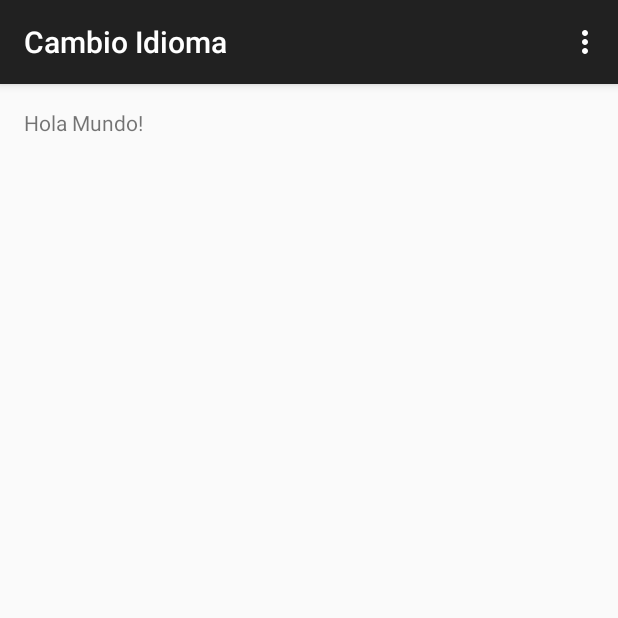
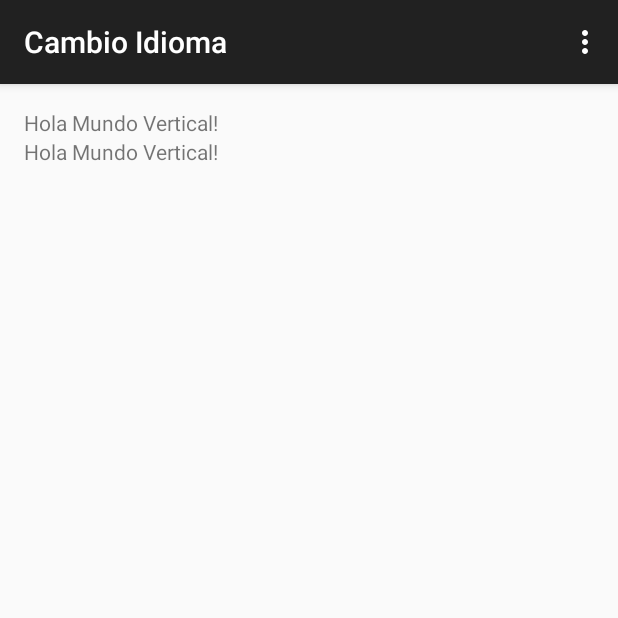
Before and after one commit to pcelardperez/CambioIdioma, an Android app: the screen it shows after launch (MainActivity), on a phone screen of 412 x 824 dp, the top half of it. Run offline under Robolectric (Android 15) with nearby library versions, the phone set to English and light mode, and no system bars.

Commit message:
Tenemos varios cambios segun el idioma y según la orientación. Cambiamos Strings y Layouts

```diff
--- /dev/null
+++ b/app/src/main/res/layout-land/activity_main.xml
@@ -0,0 +1,21 @@
+<LinearLayout
+    xmlns:android="http://schemas.android.com/apk/res/android"
+    xmlns:tools="http://schemas.android.com/tools"
+    android:layout_width="match_parent"
+    android:layout_height="match_parent"
+    android:paddingLeft="@dimen/activity_horizontal_margin"
+    android:paddingRight="@dimen/activity_horizontal_margin"
+    android:paddingTop="@dimen/activity_vertical_margin"
+    android:paddingBottom="@dimen/activity_vertical_margin"
+    tools:context=".MainActivity"
+    android:orientation="horizontal">
+
+    <TextView
+        android:text="@string/hello_world"
+        android:layout_width="wrap_content"
+        android:layout_height="wrap_content" />
+    <TextView android:text="@string/hello_world"
+        android:layout_width="wrap_content"
+        android:layout_height="wrap_content" />
+
+</LinearLayout>
--- a/app/src/main/res/layout/activity_main.xml
+++ b/app/src/main/res/layout-port/activity_main.xml
@@ -1,11 +1,17 @@
-<RelativeLayout xmlns:android="http://schemas.android.com/apk/res/android"
+<LinearLayout xmlns:android="http://schemas.android.com/apk/res/android"
     xmlns:tools="http://schemas.android.com/tools" android:layout_width="match_parent"
     android:layout_height="match_parent" android:paddingLeft="@dimen/activity_horizontal_margin"
     android:paddingRight="@dimen/activity_horizontal_margin"
     android:paddingTop="@dimen/activity_vertical_margin"
-    android:paddingBottom="@dimen/activity_vertical_margin" tools:context=".MainActivity">
+    android:paddingBottom="@dimen/activity_vertical_margin"
+    tools:context=".MainActivity"
+    android:orientation="vertical">
 
     <TextView android:text="@string/hello_world" android:layout_width="wrap_content"
         android:layout_height="wrap_content" />
 
-</RelativeLayout>
+    <TextView android:text="@string/hello_world" android:layout_width="wrap_content"
+        android:layout_height="wrap_content" />
+
+
+</LinearLayout>
--- a/app/src/main/res/values/strings.xml
+++ b/app/src/main/res/values-land/strings.xml
@@ -2,7 +2,7 @@
 <resources>
 
     <string name="app_name">Cambio Idioma</string>
-    <string name="hello_world">Hola Mundo!</string>
+    <string name="hello_world">Hola Mundo Horizontal!</string>
     <string name="action_settings">Opciones</string>
 
 </resources>
--- /dev/null
+++ b/app/src/main/res/values-port/dimens.xml
@@ -0,0 +1,5 @@
+<resources>
+    <!-- Default screen margins, per the Android Design guidelines. -->
+    <dimen name="activity_horizontal_margin">16dp</dimen>
+    <dimen name="activity_vertical_margin">16dp</dimen>
+</resources>
--- /dev/null
+++ b/app/src/main/res/values-port/strings.xml
@@ -0,0 +1,8 @@
+<?xml version="1.0" encoding="utf-8"?>
+<resources>
+
+    <string name="app_name">Cambio Idioma</string>
+    <string name="hello_world">Hola Mundo Vertical!</string>
+    <string name="action_settings">Opciones</string>
+
+</resources>
--- /dev/null
+++ b/app/src/main/res/values-port/styles.xml
@@ -0,0 +1,8 @@
+<resources>
+
+    <!-- Base application theme. -->
+    <style name="AppTheme" parent="Theme.AppCompat.Light.DarkActionBar">
+        <!-- Customize your theme here. -->
+    </style>
+
+</resources>
```
Also changed, not shown: app/src/main/res/values-land/dimens.xml (renamed from app/src/main/res/values/dimens.xml), app/src/main/res/values-land/styles.xml (renamed from app/src/main/res/values/styles.xml).
